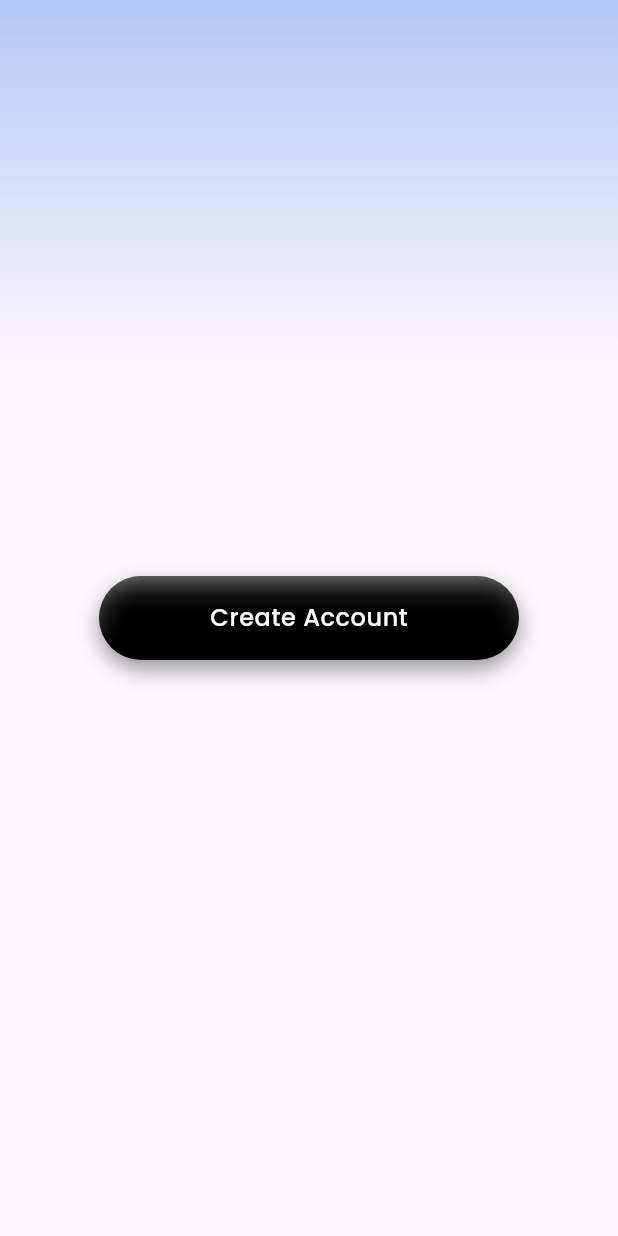
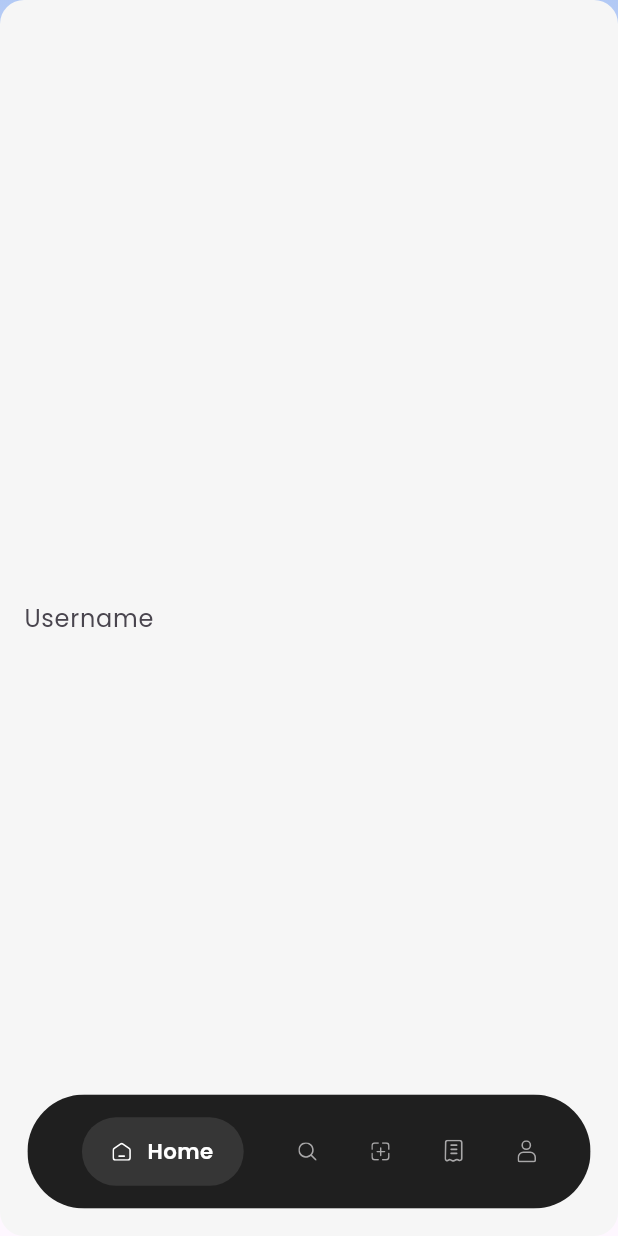
Before and after one commit to Flutter-Kanpur/readmeApp, a Flutter app: the screen it shows after launch, on a phone screen of 412 x 824 dp. Run offline on Flutter 3.47's test engine with Material 3 defaults, Android fonts, the phone set to English and light mode, and no system bars; our stand-ins replace flutter_screenutil, flutter_svg, google_fonts, supabase_flutter; accounts and stored records are empty.

Commit message:
#COMMENT custom textfield created

```diff
--- a/lib/features/home_page/home_screen.dart
+++ b/lib/features/home_page/home_screen.dart
@@ -1,6 +1,8 @@
 import 'package:flutter/material.dart';
 import 'package:flutter_screenutil/flutter_screenutil.dart';
 import 'package:readme_blogapp/shared/widgets/bottom_navbar.dart';
+import 'package:readme_blogapp/shared/widgets/gradient_background.dart';
+import 'package:readme_blogapp/shared/widgets/textfield.dart';
 import 'package:supabase_flutter/supabase_flutter.dart';
 
 class HomeScreen extends StatefulWidget {
@@ -25,25 +27,14 @@ class _HomeScreenState extends State<HomeScreen> {
   @override
   void initState() {
     super.initState();
-    _testSupabaseConnection();
   }
 
-  // ✅ ADD THIS
-  Future<void> _testSupabaseConnection() async {
-    try {
-      final supabase = Supabase.instance.client;
-      final res = await supabase.from('blogs').select().limit(1);
-      debugPrint('Supabase connected ✅ Response: $res');
-    } catch (e) {
-      debugPrint('Supabase connection error ❌: $e');
-    }
-  }
+
 
   @override
   Widget build(BuildContext context) {
     return Scaffold(
       extendBody: true,
-      body: pages[currentIndex],
       bottomNavigationBar: Padding(
         padding: EdgeInsets.symmetric(horizontal: 18.sp, vertical: 18.sp),
         child: BottomNavbar(
@@ -51,6 +42,6 @@ class _HomeScreenState extends State<HomeScreen> {
           onTap: (index) => setState(() => currentIndex = index),
         ),
       ),
-    );
+      body:GradientBackground(child: CustomTextField(text: "Username",),));
   }
 }
--- a/lib/main.dart
+++ b/lib/main.dart
@@ -1,8 +1,7 @@
 import 'package:flutter/material.dart';
 import 'package:flutter_screenutil/flutter_screenutil.dart';
 import 'package:google_fonts/google_fonts.dart';
-import 'package:readme_blogapp/shared/widgets/gradient_background.dart';
-import 'package:readme_blogapp/shared/widgets/gradient_button.dart';
+import 'package:readme_blogapp/features/home_page/home_screen.dart';
 import 'package:supabase_flutter/supabase_flutter.dart';
 
 Future<void> main() async {
@@ -30,18 +29,7 @@ class MyApp extends StatelessWidget {
             textTheme: GoogleFonts.poppinsTextTheme(),
             colorScheme: .fromSeed(seedColor: Colors.deepPurple),
           ),
-          home: GradientBackground(
-            child: Center(
-              child: Custom3DButton(
-                width: 280,
-                height: 56,
-                text: "Create Account",
-                onTap: () {
-                  print("Pressed");
-                },
-              ),
-            ),
-          ),
+          home: HomeScreen(),
         );
       },
     );
--- a/lib/shared/widgets/gradient_button.dart
+++ b/lib/shared/widgets/gradient_button.dart
@@ -14,7 +14,6 @@ class Custom3DButton extends StatelessWidget {
     this.width = double.infinity,
   });
 
-  //To use this just give your custom Height, Width, Text and onTap
 
   @override
   Widget build(BuildContext context) {
--- /dev/null
+++ b/lib/shared/widgets/textfield.dart
@@ -0,0 +1,84 @@
+import 'package:flutter/material.dart';
+
+class CustomTextField extends StatefulWidget {
+  final String text; // ONLY required
+
+  final TextEditingController? controller;
+  final bool isPassword;
+  final bool enablePasswordToggle;
+  final TextInputType keyboardType;
+  final TextInputAction textInputAction;
+  final int maxLines;
+
+  const CustomTextField({
+    super.key,
+    required this.text,
+    this.controller,
+    this.isPassword = false,
+    this.enablePasswordToggle = true,
+    this.keyboardType = TextInputType.text,
+    this.textInputAction = TextInputAction.next,
+    this.maxLines = 1,
+  });
+
+  @override
+  State<CustomTextField> createState() => _CustomTextFieldState();
+}
+
+class _CustomTextFieldState extends State<CustomTextField> {
+  late final TextEditingController _internalController;
+  late bool _obscureText;
+
+  @override
+  void initState() {
+    super.initState();
+    _internalController = widget.controller ?? TextEditingController();
+    _obscureText = widget.isPassword;
+  }
+
+  @override
+  void dispose() {
+    if (widget.controller == null) {
+      _internalController.dispose();
+    }
+    super.dispose();
+  }
+
+  @override
+  Widget build(BuildContext context) {
+    return Container(
+      height: 56,
+      padding: const EdgeInsets.symmetric(horizontal: 16),
+      decoration: BoxDecoration(
+        color: const Color(0xFFF6F6F6),
+        borderRadius: BorderRadius.circular(16),
+      ),
+      alignment: Alignment.center,
+      child: TextField(
+        controller: _internalController,
+        obscureText: widget.isPassword && _obscureText,
+        keyboardType: widget.keyboardType,
+        textInputAction: widget.textInputAction,
+        maxLines: widget.isPassword ? 1 : widget.maxLines,
+        decoration: InputDecoration(
+          border: InputBorder.none,
+          hintText: widget.text,
+          suffixIcon: widget.isPassword && widget.enablePasswordToggle
+              ? IconButton(
+            icon: Icon(
+              _obscureText
+                  ? Icons.visibility_off_outlined
+                  : Icons.visibility_outlined,
+            ),
+            onPressed: () {
+              setState(() {
+                _obscureText = !_obscureText;
+              });
+            },
+          )
+              : null,
+        ),
+      ),
+    );
+  }
+}
```
